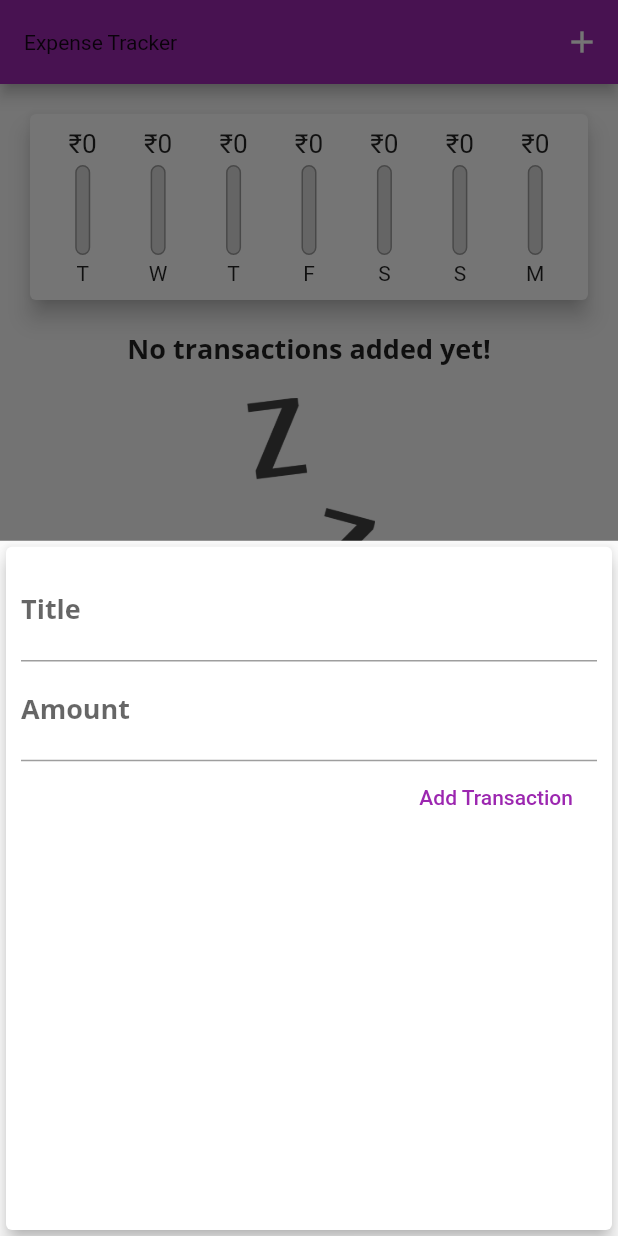
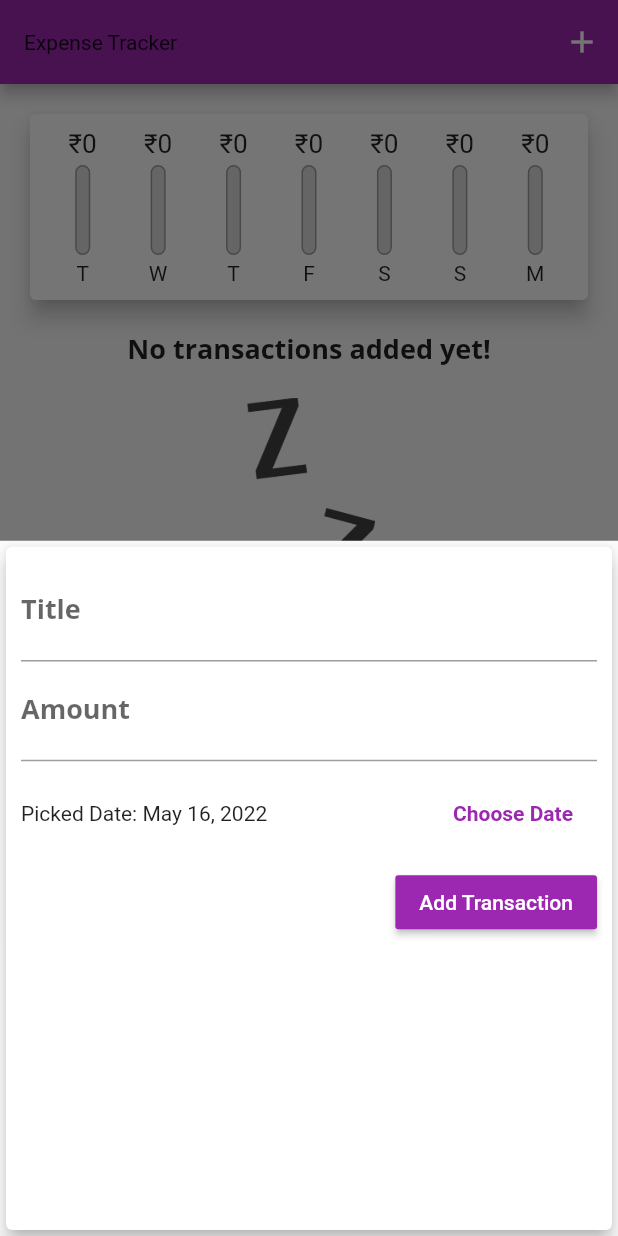
Before and after one commit to pulkitkhandelwal29/Expense-Tracker-App, a Flutter app: the screen it shows after launch, after a tap on the "add" icon, on a phone screen of 412 x 824 dp. Run offline on Flutter 3.47's test engine with Material 2 defaults, Android fonts, the phone set to English and light mode, and no system bars.

Commit message:
Showing a Date Picker

```diff
--- a/lib/widgets/new_transaction.dart
+++ b/lib/widgets/new_transaction.dart
@@ -1,4 +1,5 @@
 import 'package:flutter/material.dart';
+import 'package:intl/intl.dart';
 
 //stateful widet as new transaction does not lose data in modal sheet
 class NewTransaction extends StatefulWidget {
@@ -11,15 +12,15 @@ class NewTransaction extends StatefulWidget {
 }
 
 class _NewTransactionState extends State<NewTransaction> {
-  final titleController = TextEditingController();
-
-  final amountController = TextEditingController();
+  final _titleController = TextEditingController();
+  final _amountController = TextEditingController();
+  DateTime _selectedDate = DateTime.now();
 
   //add transaction button
   void submitData() {
-    final enteredTitle = titleController.text;
+    final enteredTitle = _titleController.text;
     //converts string number to text
-    final enteredAmount = double.parse(amountController.text);
+    final enteredAmount = double.parse(_amountController.text);
 
     if (enteredTitle.isEmpty || enteredAmount <= 0) {
       //return stops the later code not working
@@ -35,6 +36,22 @@ class _NewTransactionState extends State<NewTransaction> {
     Navigator.of(context).pop();
   }
 
+  void _presentDatePicker() {
+    showDatePicker(
+      context: context,
+      initialDate: DateTime.now(),
+      firstDate: DateTime(2022),
+      lastDate: DateTime.now(),
+    ).then((pickedDate) {
+      if (pickedDate == null) {
+        return;
+      }
+      setState(() {
+        _selectedDate = pickedDate;
+      });
+    });
+  }
+
   @override
   Widget build(BuildContext context) {
     return Card(
@@ -48,21 +65,46 @@ class _NewTransactionState extends State<NewTransaction> {
             //receive user input
             TextField(
               decoration: InputDecoration(labelText: 'Title'),
-              controller: titleController,
+              controller: _titleController,
               onSubmitted: (_) => submitData(),
             ),
             TextField(
               decoration: InputDecoration(labelText: 'Amount'),
-              controller: amountController,
+              controller: _amountController,
               //to get keyboard with only numeric keypad
               keyboardType: TextInputType.number,
               //need a value to be accepted, so just _ is taking the value but not using it
               onSubmitted: (_) => submitData(),
             ),
-            FlatButton(
+            Container(
+              height: 70,
+              child: Row(
+                children: [
+                  Expanded(
+                    child: Text(
+                      _selectedDate == null
+                          ? 'No Date Chosen!'
+                          : 'Picked Date: ${DateFormat.yMMMd().format(_selectedDate)}',
+                    ),
+                  ),
+                  FlatButton(
+                    textColor: Theme.of(context).primaryColor,
+                    onPressed: _presentDatePicker,
+                    child: Text(
+                      'Choose Date',
+                      style: TextStyle(
+                        fontWeight: FontWeight.bold,
+                      ),
+                    ),
+                  ),
+                ],
+              ),
+            ),
+            RaisedButton(
                 onPressed: submitData,
                 child: Text('Add Transaction'),
-                textColor: Colors.purple),
+                textColor: Colors.white,
+                color: Theme.of(context).primaryColor),
           ],
         ),
       ),
```
